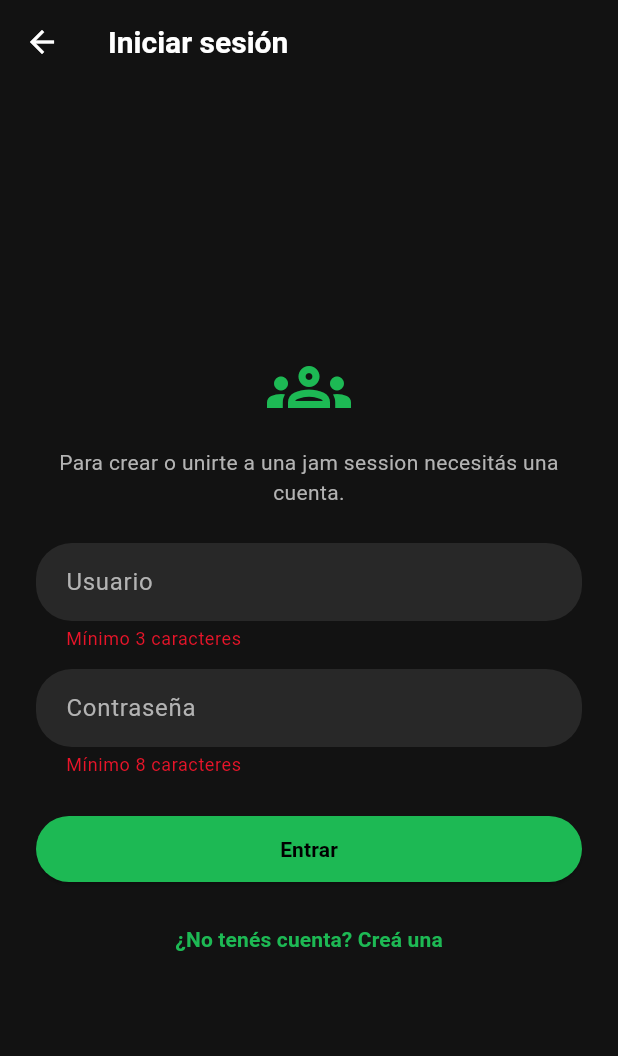
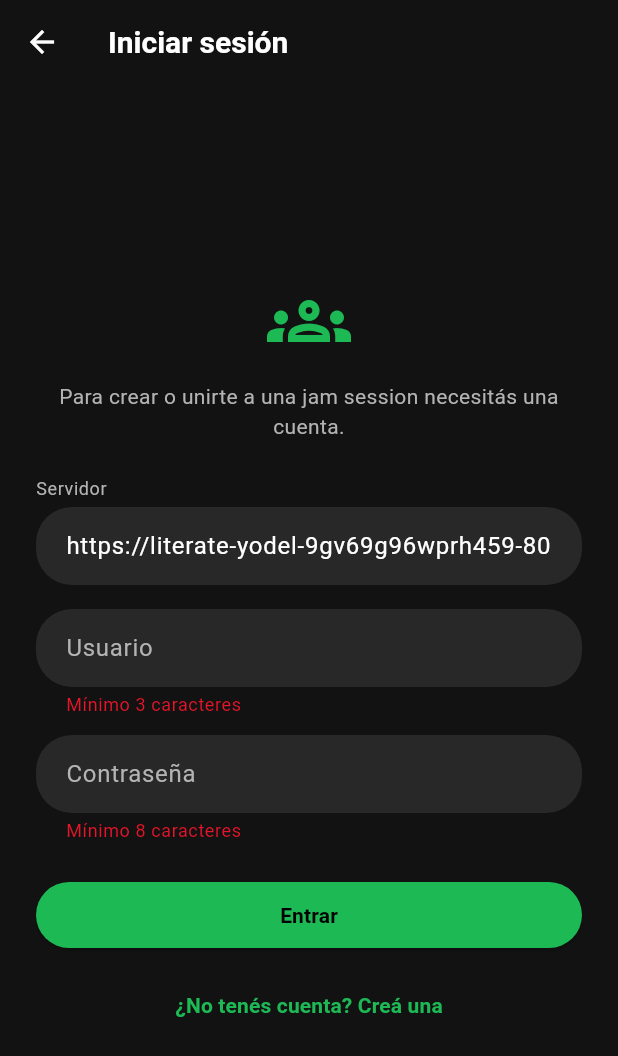
Before and after one commit to icarius4iu/istana, a Flutter app: the AuthScreen screen opened by its route, after a tap on "Entrar", on a phone screen of 412 x 824 dp. Shown: the top 1056 px of the screen. Run offline on Flutter 3.47's test engine with Material 3 defaults, Android fonts, the phone set to English and light mode, and no system bars; our stand-ins replace equatable, file_picker, flutter_slidable, get_it, hive, hive_flutter and 4 more; missing offline and left inert: audio_session, just_audio_media_kit, metadata_god; accounts and stored records are empty; statements that could not run were skipped.

Commit message:
Fix: AuthScreen no dejaba configurar el servidor antes de loguearse
Un usuario nuevo llega a AuthScreen (via _LoginRequired en SessionScreen)
ANTES de tener sesion, pero el campo Servidor solo existia en la pantalla
de despues de loguearse -- login/registro quedaban pegados para siempre a
Env.defaultApiBaseUrl sin forma de cambiarlo desde la UI. Se agrega el
mismo campo Servidor a AuthScreen, aplicado antes de cada intento de
login/registro.

De paso, Env.defaultApiBaseUrl apunta temporalmente al Codespace de
desarrollo actual (overrideable con --dart-define=API_BASE_URL=...) para
poder probar en dispositivos fisicos sin tipear la URL a mano; hay que
volver a localhost o pisarlo cuando cambie el Codespace.

Co-Authored-By: Claude Fable 5 <noreply@anthropic.com>

```diff
--- a/lib/config/env.dart
+++ b/lib/config/env.dart
@@ -42,9 +42,17 @@ class Env {
   }
 
   /// URL sugerida del backend cuando el usuario todavía no configuró una
-  /// propia (ver `StorageService.serverBaseUrl` — SessionProvider guarda la
-  /// que el usuario tipeó, porque en Codespaces cambia por sesión y en
-  /// dispositivos físicos nunca es `localhost`). Sirve tal cual en
-  /// desktop/emulador contra un backend corriendo en la misma máquina.
-  static const String defaultApiBaseUrl = 'http://localhost:8080';
+  /// propia (ver `StorageService.serverBaseUrl` — se persiste apenas se
+  /// edita el campo "Servidor", en la pantalla de login o de sesión).
+  ///
+  /// TEMPORAL: apunta al Codespace de desarrollo actual para poder probar
+  /// ya en dispositivos físicos sin tener que tipear la URL a mano. Esa URL
+  /// cambia cada vez que se relevanta el Codespace — cuando eso pase, o
+  /// para un build real, volver a `http://localhost:8080` (sirve tal cual
+  /// contra un backend en la misma máquina, p. ej. desktop/emulador) o
+  /// pisarlo con `--dart-define=API_BASE_URL=...`.
+  static const String defaultApiBaseUrl = String.fromEnvironment(
+    'API_BASE_URL',
+    defaultValue: 'https://literate-yodel-9gv69g96wprh459-8080.app.github.dev',
+  );
 }
--- a/lib/screens/auth_screen.dart
+++ b/lib/screens/auth_screen.dart
@@ -1,6 +1,7 @@
 import 'package:flutter/material.dart';
 import 'package:provider/provider.dart';
 
+import '../config/env.dart';
 import '../config/theme.dart';
 import '../providers/session_provider.dart';
 import '../utils/extensions.dart';
@@ -9,6 +10,13 @@ import '../utils/extensions.dart';
 /// identidad (`AuthUser.id`) es lo que viaja como `ownerId`/`userId` en las
 /// rutas de sesión. Único formulario, alternando entre los dos modos (mismo
 /// patrón dual que `PlaylistScreen`: una sola pantalla, distinto estado).
+///
+/// También trae el campo "Servidor": es la PRIMERA pantalla de red que ve
+/// un usuario nuevo (desde `_LoginRequired` en `SessionScreen`, antes de
+/// tener sesión), así que configurar la URL acá evita el problema de
+/// "no puedo loguearme porque apunta a mi propio localhost" — la otra copia
+/// del campo (en `SessionScreen._NoSessionBody`) solo es alcanzable DESPUÉS
+/// de loguearse.
 class AuthScreen extends StatefulWidget {
   const AuthScreen({super.key});
 
@@ -21,13 +29,26 @@ class _AuthScreenState extends State<AuthScreen> {
   final _usernameController = TextEditingController();
   final _emailController = TextEditingController();
   final _passwordController = TextEditingController();
+  late final TextEditingController _serverController;
   bool _isRegisterMode = false;
+
+  @override
+  void initState() {
+    super.initState();
+    final session = context.read<SessionProvider>();
+    _serverController = TextEditingController(
+      text: session.serverUrl.isEmpty
+          ? Env.defaultApiBaseUrl
+          : session.serverUrl,
+    );
+  }
 
   @override
   void dispose() {
     _usernameController.dispose();
     _emailController.dispose();
     _passwordController.dispose();
+    _serverController.dispose();
     super.dispose();
   }
 
@@ -35,6 +56,9 @@ class _AuthScreenState extends State<AuthScreen> {
     if (!(_formKey.currentState?.validate() ?? false)) return;
 
     final session = context.read<SessionProvider>();
+    await session.setServerUrl(_serverController.text.trim());
+    if (!mounted) return;
+
     final ok = _isRegisterMode
         ? await session.register(
             username: _usernameController.text.trim(),
@@ -85,6 +109,20 @@ class _AuthScreenState extends State<AuthScreen> {
                     style: const TextStyle(color: AppTheme.textSecondary),
                   ),
                   const SizedBox(height: 24),
+                  Text(
+                    'Servidor',
+                    style: Theme.of(context).textTheme.bodySmall,
+                  ),
+                  const SizedBox(height: 4),
+                  TextFormField(
+                    controller: _serverController,
+                    decoration: const InputDecoration(hintText: 'https://...'),
+                    validator: (value) =>
+                        (value == null || value.trim().isEmpty)
+                        ? 'Falta la URL del servidor'
+                        : null,
+                  ),
+                  const SizedBox(height: 16),
                   TextFormField(
                     controller: _usernameController,
                     decoration: const InputDecoration(hintText: 'Usuario'),
```
